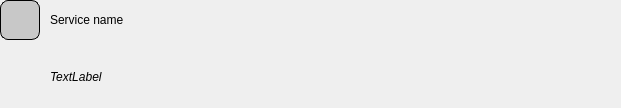
Before: the Qt Designer form serviceframe.ui in lxqt/lxqt-connman-applet, drawn with Qt 5.
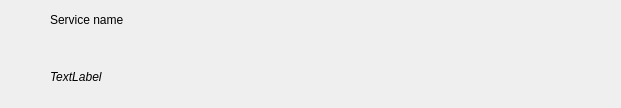
After: the same form once the commit is applied.

```diff
--- a/serviceframe.ui
+++ b/serviceframe.ui
@@ -66,10 +66,7 @@
       </size>
      </property>
      <property name="styleSheet">
-      <string notr="true">background-color: rgb(200,200,200);
-border-width: 1px;
-border-style: solid;
-border-radius: 8px;</string>
+      <string notr="true"/>
      </property>
      <property name="text">
       <string/>
```
Left out of the diff: 5 changed lines with no effect on the pictures.
